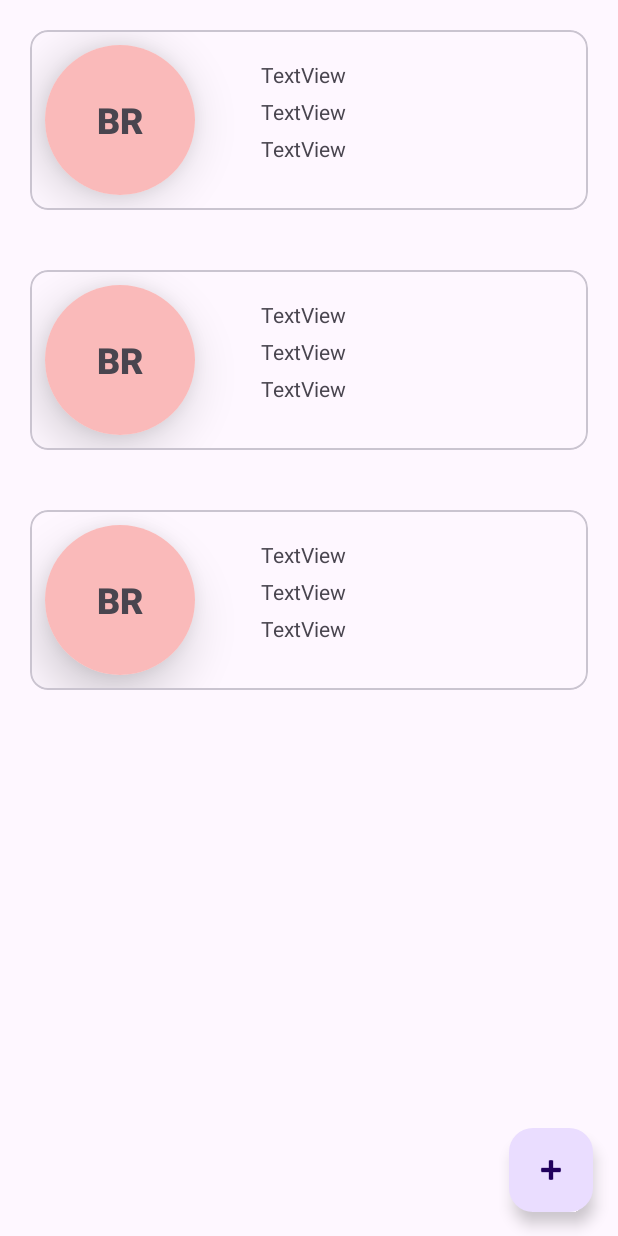
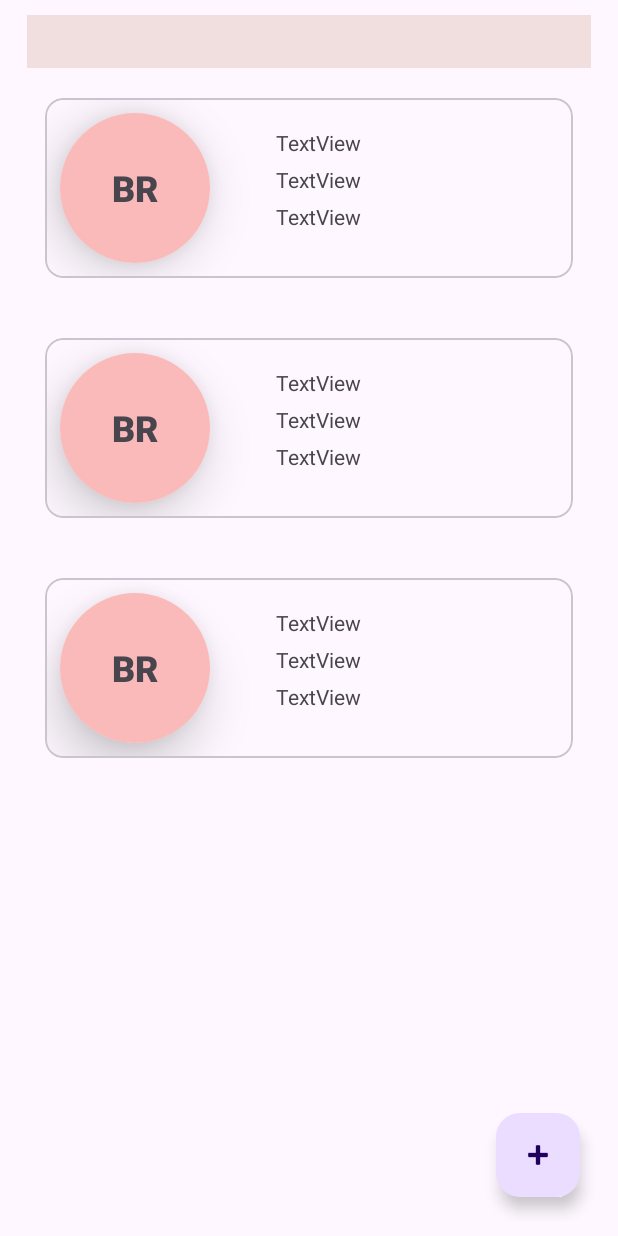
Before and after one commit to brd2002/contact_app, an Android app: the layout activity_main.xml on its own in the app's theme, with its tools: preview values and no code run, on a phone screen of 412 x 824 dp. Run offline under Robolectric (Android 15) with nearby library versions, the phone set to English and light mode, and no system bars.

Commit message:
search function is added

```diff
--- /dev/null
+++ b/app/src/main/res/drawable/background_shape.xml
@@ -0,0 +1,4 @@
+<?xml version="1.0" encoding="utf-8"?>
+<shape xmlns:android="http://schemas.android.com/apk/res/android">
+
+</shape>
--- /dev/null
+++ b/app/src/main/res/drawable/search_background.xml
@@ -0,0 +1,4 @@
+<?xml version="1.0" encoding="utf-8"?>
+<shape xmlns:android="http://schemas.android.com/apk/res/android">
+    <solid android:color="#FFFFFF" />
+    <corners android:radius="20dp" /> </shape>
--- a/app/src/main/res/layout/activity_main.xml
+++ b/app/src/main/res/layout/activity_main.xml
@@ -5,6 +5,7 @@
     android:id="@+id/main"
     android:layout_width="match_parent"
     android:layout_height="match_parent"
+    android:layout_margin="10dp"
     tools:context=".MainActivity">
 
 
@@ -16,8 +17,8 @@
         app:layout_constraintBottom_toBottomOf="parent"
         app:layout_constraintEnd_toEndOf="parent"
         app:layout_constraintStart_toStartOf="parent"
-        tools:listitem="@layout/contact_item"
-        app:layout_constraintTop_toTopOf="parent" />
+        app:layout_constraintTop_toBottomOf="@+id/searchBox"
+        tools:listitem="@layout/contact_item" />
 
     <com.google.android.material.floatingactionbutton.FloatingActionButton
         android:id="@+id/floatingActionButton"
@@ -31,4 +32,19 @@
         app:layout_constraintEnd_toEndOf="parent"
         app:layout_constraintHorizontal_bias="0.954"
         app:layout_constraintStart_toStartOf="parent" />
+
+    <EditText
+        android:id="@+id/searchBox"
+        android:layout_width="0dp"
+        android:layout_height="wrap_content"
+        android:layout_marginStart="8dp"
+        android:layout_marginEnd="8dp"
+        android:background="@drawable/background_shape"
+        android:backgroundTint="#F1DFDF"
+        android:ems="10"
+        android:inputType="text"
+        android:padding="5dp"
+        app:layout_constraintEnd_toEndOf="parent"
+        app:layout_constraintStart_toStartOf="parent"
+        app:layout_constraintTop_toTopOf="parent" />
 </androidx.constraintlayout.widget.ConstraintLayout>
```
Also changed, not shown: app/src/main/java/com/example/contactany/MainActivity.kt (+45 -0 lines), app/src/main/java/com/example/contactany/MainActivity2.kt (+5 -5 lines), app/src/main/res/layout/activity_main2.xml (+16 -17 lines).
